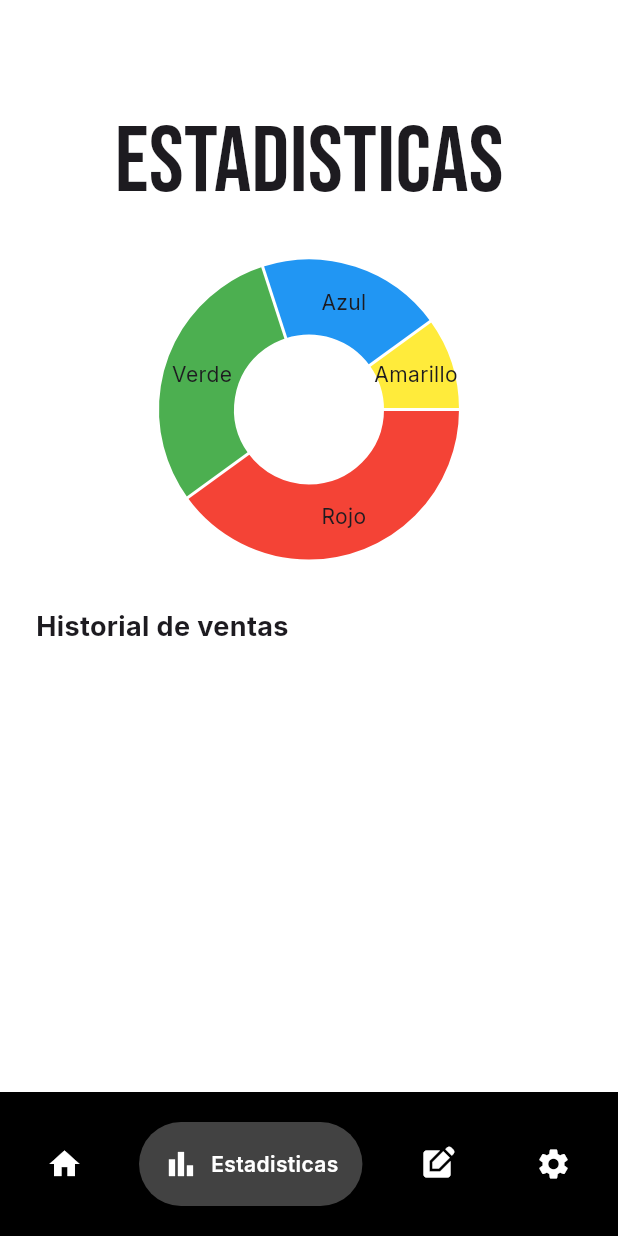
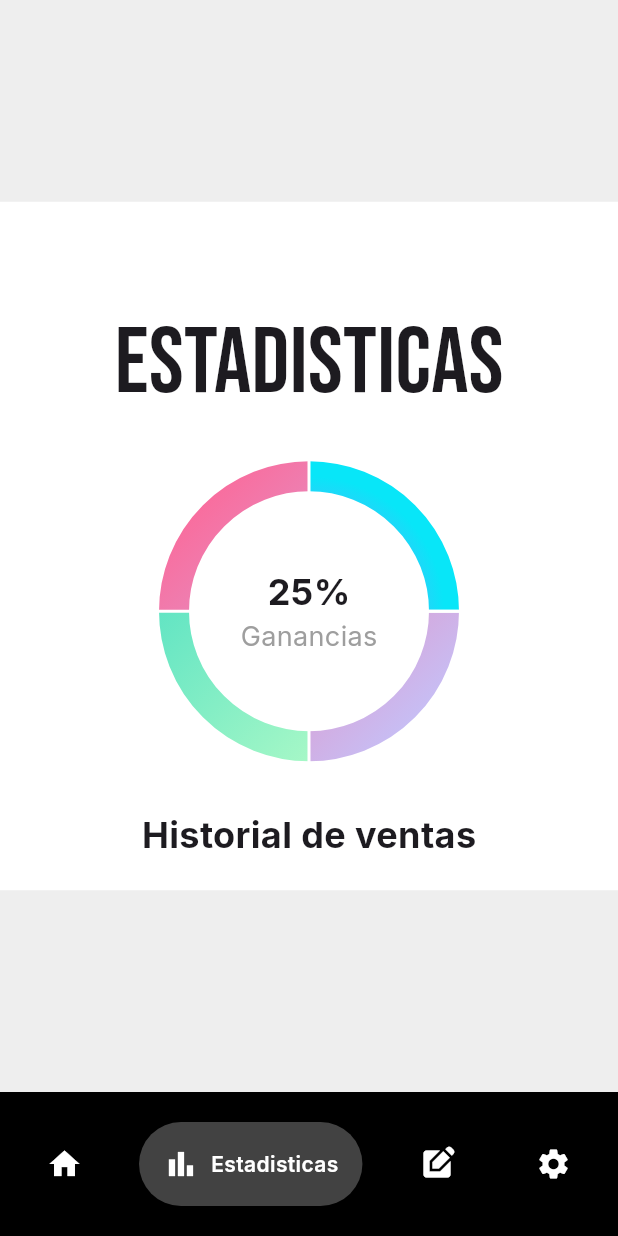
Before and after one commit to zelecto/CupTap, a Flutter app: the screen it shows after launch, item 2 of the bottom bar chosen, on a phone screen of 412 x 824 dp. Run offline on Flutter 3.47's test engine with Material 3 defaults, Android fonts, the phone set to English and light mode, and no system bars; drawn by our look-alikes of fl_chart, google_nav_bar; our stand-ins replace animate_do, cloud_firestore, dio, equatable, firebase_core, flutter_bloc and 7 more; accounts and stored records are empty; generated files the repository leaves out were written again; network calls fail.

Commit message:
Statistics view finalizado

```diff
--- a/lib/presentation/views/admin/home_view.dart
+++ b/lib/presentation/views/admin/home_view.dart
@@ -5,7 +5,7 @@ import 'package:dio/dio.dart';
 import 'package:flutter/material.dart';
 import 'package:google_fonts/google_fonts.dart';
 
-Future<List<Pedido>> fetchPedidos() async {
+Future<List<Pedido>> fetchPedidosss() async {
   final request =
       ApiRequest(methodType: 'get', endpoint: '/Pedidos', data: null);
   final Response response = await request.request();
@@ -34,7 +34,7 @@ class _HomeViewState extends State<HomeView> {
   }
 
   Future<void> loadPedidos() async {
-    pedidos = await fetchPedidos();
+    pedidos = await fetchPedidosss();
     setState(() {});
   }
 
--- a/lib/presentation/views/admin/statistics_view.dart
+++ b/lib/presentation/views/admin/statistics_view.dart
@@ -1,17 +1,52 @@
-import 'package:cutap/presentation/widgets/admin/Managment/products/custom_appbar.dart';
+import 'dart:ui';
+
+import 'package:cutap/domain/models/modelos.dart';
+import 'package:cutap/presentation/widgets/admin/Home/pedidos_card.dart';
+import 'package:cutap/utils/api/api_request.dart';
+import 'package:dio/dio.dart';
 import 'package:flutter/material.dart';
 import 'package:fl_chart/fl_chart.dart';
-import 'package:flutter/widgets.dart';
 import 'package:google_fonts/google_fonts.dart';
 
-class StatisticsView extends StatelessWidget {
+Future<List<Pedido>> fetchPedidos() async {
+  final request =
+      ApiRequest(methodType: 'get', endpoint: '/Pedidos', data: null);
+  final Response response = await request.request();
+  final pedidos = List<Pedido>.from(
+      response.data['data'].map((pedido) => Pedido.fromJson(pedido)));
+
+  return pedidos;
+}
+
+class StatisticsView extends StatefulWidget {
   const StatisticsView({super.key});
+
+  @override
+  State<StatisticsView> createState() => _StatisticsViewState();
+}
+
+class _StatisticsViewState extends State<StatisticsView> {
+  List<Pedido> pedidos = [];
+
+  @override
+  void initState() {
+    super.initState();
+    loadPedidos();
+  }
+
+  Future<void> loadPedidos() async {
+    pedidos = await fetchPedidos();
+    setState(() {});
+  }
+
   @override
   Widget build(BuildContext context) {
     return Scaffold(
       // appBar: AppBar(title: Text('Estadisticas'), ),
       body: Center(
         child: SafeArea(
+          child: SingleChildScrollView(
+            // Agrega esto
             child: Container(
               width: double.infinity,
               decoration: const BoxDecoration(color: Colors.white),
@@ -21,7 +56,8 @@ class StatisticsView extends StatelessWidget {
                     padding: EdgeInsets.symmetric(
                       horizontal: 24,
                       vertical: 32,
-            )),
+                    ),
+                  ),
                   Column(
                     crossAxisAlignment: CrossAxisAlignment.start,
                     children: [
@@ -35,57 +71,130 @@ class StatisticsView extends StatelessWidget {
                   SizedBox(
                     height: 200, // Ajusta este valor según tus necesidades
                     width: 200,
-              child: PieChart(
+                    child: Stack(children: [
+                      PieChart(
                         PieChartData(
+                          startDegreeOffset: 0,
                           sections: [
                             PieChartSectionData(
-                      color: Colors.red,
-                      value: 40,
+                              showTitle: false,
+                              value: 25,
                               title: 'Rojo',
-                      radius: 50,
+                              gradient: const LinearGradient(
+                                begin: Alignment.topLeft,
+                                end: Alignment.bottomRight,
+                                colors: [
+                                  Color(0xFFFF6393),
+                                  Color(0XFFC1C8FF),
+                                ],
+                              ),
+                              radius: 20,
                             ),
                             PieChartSectionData(
-                      color: Colors.green,
-                      value: 30,
+                              showTitle: false,
+                              value: 25,
                               title: 'Verde',
-                      radius: 50,
-                    ),
-                    PieChartSectionData(
-                      color: Colors.blue,
-                      value: 20,
-                      title: 'Azul',
-                      radius: 50,
-                    ),
-                    PieChartSectionData(
-                      color: Colors.yellow,
-                      value: 10,
-                      title: 'Amarillo',
-                      radius: 50,
-                    ),
+                              radius: 20,
+                              gradient: const LinearGradient(
+                                begin: Alignment.topLeft,
+                                end: Alignment.bottomRight,
+                                colors: [
+                                  Color(0xFF47DDC2),
+                                  Color(0XFFC1FFC8),
                                 ],
                               ),
                             ),
+                            PieChartSectionData(
+                              showTitle: false,
+                              value: 25,
+                              title: 'Azul',
+                              radius: 20,
+                              gradient: const LinearGradient(
+                                begin: Alignment.topLeft,
+                                end: Alignment.bottomRight,
+                                colors: [
+                                  Color(0xFFFF6393),
+                                  Color(0XFFC1C8FF),
+                                ],
                               ),
-
-            const SizedBox(height: 32),
-            const SizedBox(
-              width: double.infinity,
-              child: Padding(
-                padding: EdgeInsets.symmetric(horizontal: 24),
-                child: Column(
-                    crossAxisAlignment: CrossAxisAlignment.start,
-                    children: [
-                      Text(
-                        'Historial de ventas',
-                        style: TextStyle(
-                            fontSize: 18, fontWeight: FontWeight.bold),
-                      )
-                    ]),
+                            ),
+                            PieChartSectionData(
+                              showTitle: false,
+                              value: 25,
+                              title: 'Amarillo',
+                              radius: 20,
+                              gradient: const RadialGradient(
+                                colors: [
+                                  Color(0xFFC172FF),
+                                  Color(0XFF08E6F8),
+                                ],
                               ),
                             ),
                           ],
                         ),
                       ),
-    )));
+                      Positioned.fill(
+                        child: Align(
+                          alignment: Alignment.center,
+                          child: Column(
+                            mainAxisAlignment: MainAxisAlignment.center, // Añade esta línea
+                            children: [
+                              Text(
+                                '25%',
+                                style: TextStyle(
+                                  fontSize: 24,
+                                  fontWeight: FontWeight.bold,
+                                ),
+                              ),
+                              Text(
+                                'Ganancias',
+                                style: TextStyle(
+                                  fontSize: 18,
+                                  fontWeight: FontWeight.normal,
+                                  color: Colors.grey
+                                ),
+                              ),
+                            ],
+                          ),
+                        ),
+                      )
+                    ]),
+                  ),
+                  const SizedBox(height: 32),
+                  Padding(
+                    padding: const EdgeInsets.symmetric(horizontal: 24),
+                    child: Column(
+                      crossAxisAlignment: CrossAxisAlignment.center,
+                      children: [
+                        const Text(
+                          'Historial de ventas',
+                          style: TextStyle(
+                              fontSize: 24, fontWeight: FontWeight.bold),
+                        ),
+                        const SizedBox(height: 10),
+                        ListView.builder(
+                          padding: const EdgeInsets.all(5),
+                          itemCount: pedidos.length,
+                          itemBuilder: (context, index) {
+                            final pedido = pedidos[index];
+                            return PedidosCard(
+                              pedido: pedido,
+                            );
+                          },
+                          shrinkWrap:
+                              true, // Asegúrate de que ListView no se expanda infinitamente
+                          physics:
+                              NeverScrollableScrollPhysics(), // Deshabilita el desplazamiento en ListView ya que ya está dentro de un SingleChildScrollView
+                        ),
+                      ],
+                    ),
+                  )
+                ],
+              ),
+            ),
+          ),
+        ),
+      ),
+    );
   }
 }
--- a/lib/presentation/widgets/admin/Home/pedidos_card.dart
+++ b/lib/presentation/widgets/admin/Home/pedidos_card.dart
@@ -5,9 +5,10 @@ import 'package:intl/intl.dart';
 
 class PedidosCard extends StatelessWidget {
   final Pedido pedido;
+  final bool? isSold;
 
   const PedidosCard(
-      {super.key, required this.pedido});
+      {super.key, required this.pedido, this.isSold = true});
 
   @override
   Widget build(BuildContext context) {
@@ -39,10 +40,10 @@ class PedidosCard extends StatelessWidget {
                     Text(
                       NumberFormat.currency(symbol: 'COP\$', decimalDigits: 0)
                           .format(pedido.total),
-                      style: const TextStyle(
+                      style: TextStyle(
                           fontWeight: FontWeight.w900,
                           fontSize: 19,
-                          color: Colors.black),
+                          color: isSold! ? Colors.green : Colors.black87),
                     )
                   ],
                 ),
@@ -65,10 +66,10 @@ class PedidosCard extends StatelessWidget {
                   mainAxisAlignment: MainAxisAlignment.spaceBetween,
                   children: [
                     Text(
-                      pedido.estado.nombre,
+                      isSold! ? 'Vendido' : pedido.estado.nombre,
                       style: TextStyle(
                           fontSize: 13,
-                          color: Colors.amber[800],
+                          color: isSold! ? Colors.green : Colors.amber[800],
                           fontWeight: FontWeight.w600),
                     ),
                   ],
```
Lines whose indentation alone changed are shown as unchanged.
